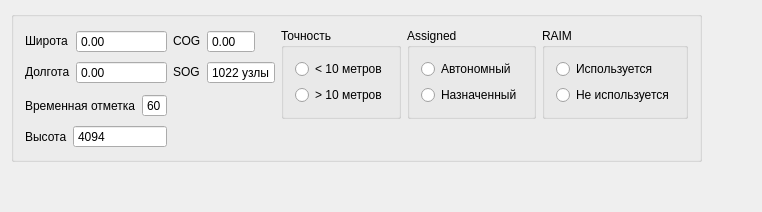
Old version of the form AIS/ui/SAR/Type9Simulator.ui in the repository Jomart02/NaviSimulators.
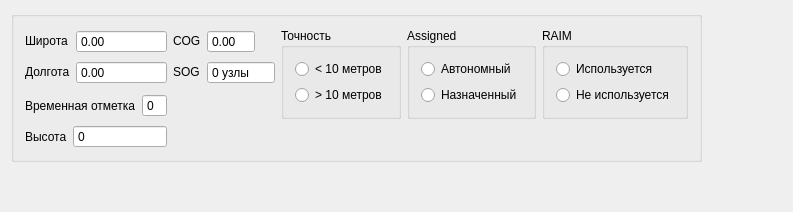
New version of the form. Custom widgets are drawn as their Qt base class.

Commit message: fiz posType AIS

Diff of the .ui file:
```diff
--- a/AIS/ui/SAR/Type9Simulator.ui
+++ b/AIS/ui/SAR/Type9Simulator.ui
@@ -6,7 +6,7 @@
    <rect>
     <x>0</x>
     <y>0</y>
-    <width>762</width>
+    <width>793</width>
     <height>212</height>
    </rect>
   </property>
@@ -112,11 +112,14 @@
            <string> узлы</string>
           </property>
           <property name="minimum">
-           <number>1022</number>
+           <number>0</number>
           </property>
           <property name="maximum">
            <number>1023</number>
           </property>
+          <property name="value">
+           <number>0</number>
+          </property>
          </widget>
         </item>
         <item row="0" column="0">
@@ -227,11 +230,14 @@
            <enum>QAbstractSpinBox::NoButtons</enum>
           </property>
           <property name="minimum">
-           <number>60</number>
+           <number>0</number>
           </property>
           <property name="maximum">
            <number>63</number>
           </property>
+          <property name="value">
+           <number>0</number>
+          </property>
          </widget>
         </item>
         <item row="0" column="0">
@@ -251,11 +257,14 @@
            <enum>QAbstractSpinBox::NoButtons</enum>
           </property>
           <property name="minimum">
-           <number>4094</number>
+           <number>0</number>
           </property>
           <property name="maximum">
            <number>4095</number>
           </property>
+          <property name="value">
+           <number>0</number>
+          </property>
          </widget>
         </item>
         <item row="0" column="1">
```
The commit also changes 3 other files.
